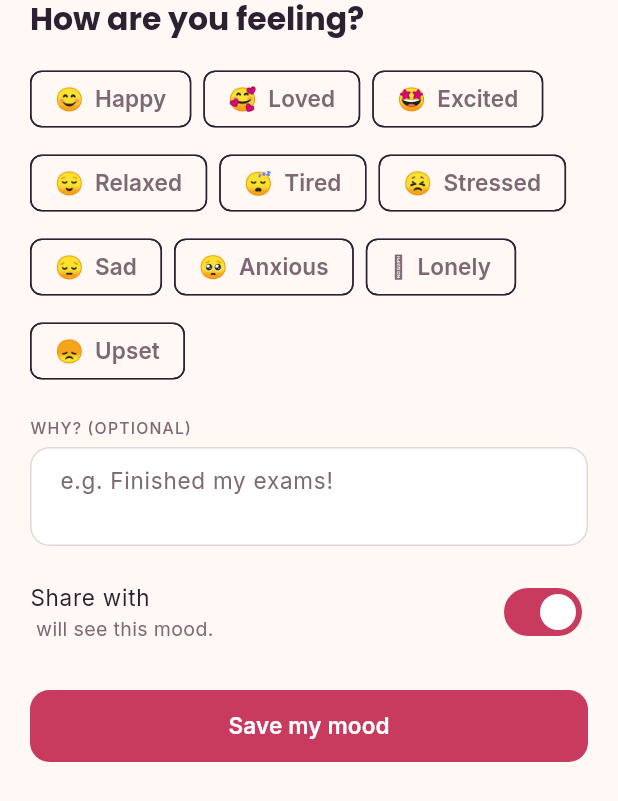
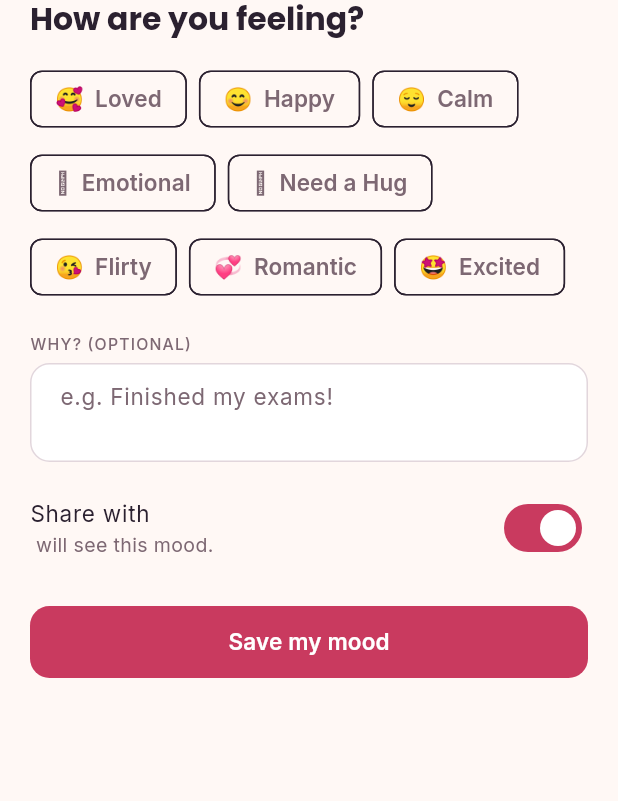
Before and after one commit to H1enZ/6ADET-FINAL-PROJECT--USpace-APP, a Flutter app: the MoodSheet widget shown alone on an empty page, opened directly with empty values, on a phone screen of 412 x 824 dp. Shown: the top 801 px of the screen. Run offline on Flutter 3.47's test engine with Material 3 defaults, Android fonts, the phone set to English and light mode, and no system bars; our stand-ins replace device_preview, google_fonts, image_picker, shared_preferences, supabase_flutter; accounts and stored records are empty.

Commit message:
feat: expand USpace mood system
Co-Authored-By: Claude Opus 5.5 <noreply@anthropic.com>

```diff
--- a/lib/models/mood.dart
+++ b/lib/models/mood.dart
@@ -1,24 +1,50 @@
-/// The ten moods for Today's Mood. The names match the database check.
+/// Every mood the database allows (migration 012). [dbValue] is what is
+/// stored in moods.mood and must match the database check.
+///
+/// The first eight are the Home moods, in grid order, and are the only ones
+/// anyone can pick. The rest come from the earlier mood list: they stay so
+/// older check-ins still show in history and the activity feed.
+///
+/// [emoji] is only for short text (history, activity lines). The Home hero
+/// and grid use MoodVisual's artwork instead.
 enum Mood {
-  happy('Happy', '😊'),
-  loved('Loved', '🥰'),
-  excited('Excited', '🤩'),
-  relaxed('Relaxed', '😌'),
-  tired('Tired', '😴'),
-  stressed('Stressed', '😣'),
-  sad('Sad', '😔'),
-  anxious('Anxious', '🥺'),
-  lonely('Lonely', '🫂'),
-  upset('Upset', '😞');
+  loved('loved', 'Loved', '🥰'),
+  happy('happy', 'Happy', '😊'),
+  calm('calm', 'Calm', '😌'),
+  emotional('emotional', 'Emotional', '🥹'),
+  needAHug('need_a_hug', 'Need a Hug', '🫂'),
+  flirty('flirty', 'Flirty', '😘'),
+  romantic('romantic', 'Romantic', '💞'),
+  excited('excited', 'Excited', '🤩'),
 
-  const Mood(this.label, this.emoji);
+  // History only: never offered for a new check-in.
+  relaxed('relaxed', 'Relaxed', '😌', selectable: false),
+  tired('tired', 'Tired', '😴', selectable: false),
+  stressed('stressed', 'Stressed', '😣', selectable: false),
+  sad('sad', 'Sad', '😔', selectable: false),
+  anxious('anxious', 'Anxious', '😟', selectable: false),
+  lonely('lonely', 'Lonely', '🥺', selectable: false),
+  upset('upset', 'Upset', '😞', selectable: false);
 
+  const Mood(this.dbValue, this.label, this.emoji, {this.selectable = true});
+
+  final String dbValue;
   final String label;
   final String emoji;
 
-  static Mood? fromName(String? name) {
+  /// False for the older moods kept only for history.
+  final bool selectable;
+
+  /// The eight Home moods, in grid order (two rows of four).
+  static List<Mood> get selectableMoods => [
+    for (final m in values)
+      if (m.selectable) m,
+  ];
+
+  /// The mood stored as [value] (a moods.mood value), or null.
+  static Mood? fromName(String? value) {
     for (final mood in Mood.values) {
-      if (mood.name == name) return mood;
+      if (mood.dbValue == value) return mood;
     }
     return null;
   }
@@ -60,7 +86,8 @@ class MoodEntry {
 MoodEntry? latestMoodOn(List<MoodEntry> entries, String userId, DateTime day) {
   MoodEntry? latest;
   for (final e in entries) {
-    final sameDay = e.createdAt.year == day.year &&
+    final sameDay =
+        e.createdAt.year == day.year &&
         e.createdAt.month == day.month &&
         e.createdAt.day == day.day;
     if (e.userId != userId || !sameDay) continue;
--- a/lib/screens/mood_sheet.dart
+++ b/lib/screens/mood_sheet.dart
@@ -91,7 +91,7 @@ class _MoodSheetState extends State<MoodSheet> {
                 spacing: AppSpacing.sm,
                 runSpacing: AppSpacing.sm,
                 children: [
-                  for (final mood in Mood.values)
+                  for (final mood in Mood.selectableMoods)
                     ChoiceChip(
                       label: PopOnChange(
                         trigger: _mood == mood,
--- a/lib/services/mood_service.dart
+++ b/lib/services/mood_service.dart
@@ -31,7 +31,7 @@ class MoodService {
     final text = note?.trim() ?? '';
     await _db.from('moods').insert({
       'couple_id': coupleId,
-      'mood': mood.name,
+      'mood': mood.dbValue,
       'note': text.isEmpty ? null : text,
       'is_shared': shared,
     });
```
Also changed, not shown: lib/models/mood_visual.dart (added, +113 -0 lines), 3 other files.
